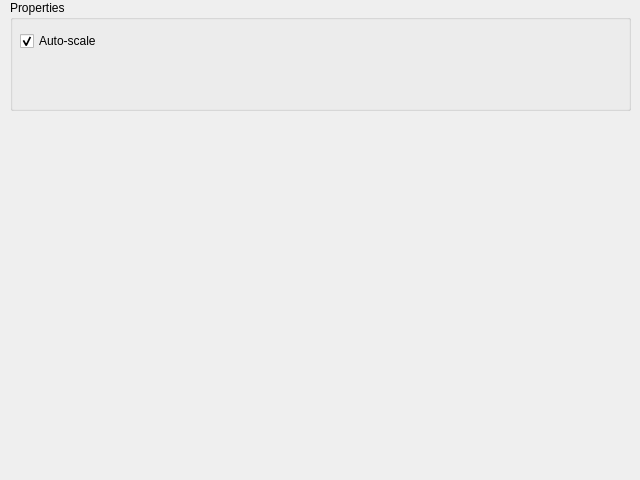
Old version of the form src/gui/basic_plot.ui in the repository HarshitAghera/logpb.
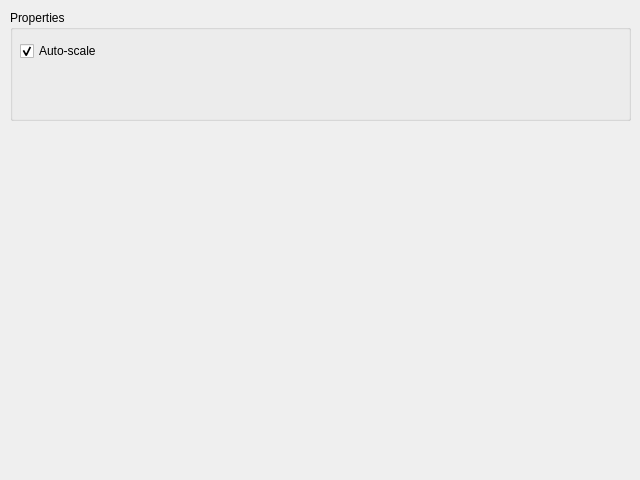
New version of the form.

Commit message: feat-gui : plots are now placed in 'Graphic view' in centeral widget 	- Graphic View is child of centeral widget 	- MainWindow adds plots to Graphic View after they are created 	- applied formatting to the files 	- TODO - there could be a better way of doing this

What changed in the file:
```diff
--- a/src/gui/basic_plot.ui
+++ b/src/gui/basic_plot.ui
@@ -1,7 +1,7 @@
 <?xml version="1.0" encoding="UTF-8"?>
 <ui version="4.0">
  <class>Basic_Plot</class>
- <widget class="QDockWidget" name="Basic_Plot">
+ <widget class="QFrame" name="Basic_Plot">
   <property name="geometry">
    <rect>
     <x>0</x>
@@ -10,18 +10,14 @@
     <height>480</height>
    </rect>
   </property>
-  <property name="floating">
-   <bool>false</bool>
-  </property>
   <property name="windowTitle">
    <string>Plot</string>
   </property>
-  <widget class="QWidget" name="dockWidgetContents">
    <widget class="QGroupBox" name="properties">
     <property name="geometry">
      <rect>
       <x>10</x>
-      <y>0</y>
+     <y>10</y>
       <width>621</width>
       <height>111</height>
      </rect>
@@ -47,7 +43,6 @@
      <property name="checked">
       <bool>true</bool>
      </property>
-    </widget>
    </widget>
   </widget>
  </widget>
```
Lines whose indentation alone changed are shown as unchanged. The commit also changes 21 other files.
